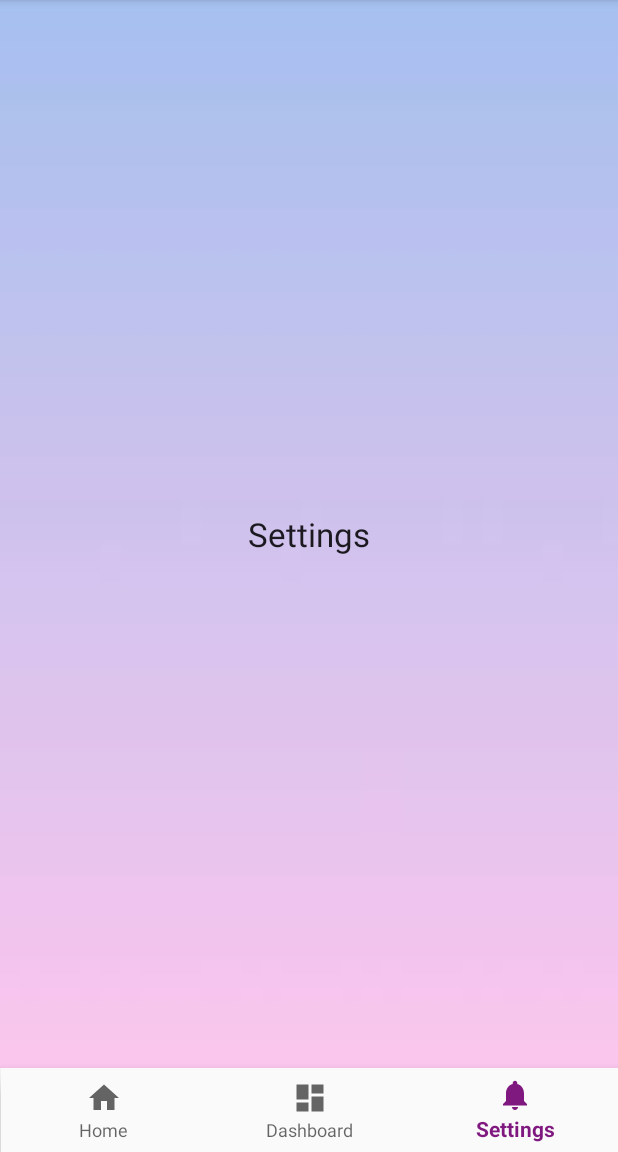
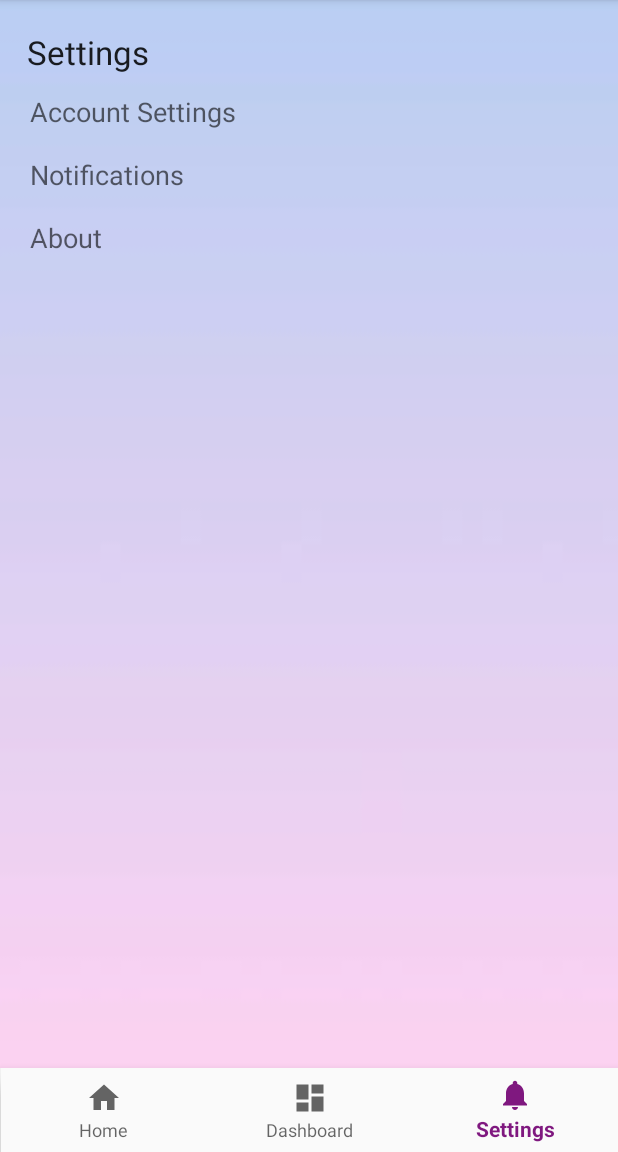
Before and after one commit to rkayastha98/MyForethought, an Android app: the fragment DashboardFragment placed in its activity, item 3 of the bottom bar chosen, on a phone screen of 412 x 824 dp, the part 84-1236 px from its top. Run offline under Robolectric (Android 15) with nearby library versions, the light colour scheme and no system bars.

```diff
--- a/app/build.gradle
+++ b/app/build.gradle
@@ -42,6 +42,8 @@ dependencies {
     implementation 'com.google.firebase:firebase-database:17.0.0'
     implementation 'com.google.firebase:firebase-config:17.0.0'
     implementation 'androidx.cardview:cardview:1.0.0'
+    implementation 'androidx.legacy:legacy-support-v4:1.0.0'
+    implementation 'androidx.recyclerview:recyclerview:1.0.0'
 }
 
 apply plugin: 'com.google.gms.google-services'
--- a/app/src/main/java/com/example/myforethought/ui/login/dashboard/DashboardFragment.java
+++ b/app/src/main/java/com/example/myforethought/ui/login/dashboard/DashboardFragment.java
@@ -155,7 +155,7 @@ public class DashboardFragment extends Fragment {
 
 // Replace whatever is in the fragment_container view with this fragment,
 // and add the transaction to the back stack
-        transaction.replace(R.id.dashboard_container, newFragment);
+        transaction.replace(R.id.fragment_container, newFragment);
         transaction.addToBackStack(null);
 
 // Commit the transaction
--- a/app/src/main/res/layout/fragment_dashboard_calendar.xml
+++ b/app/src/main/res/layout/fragment_dashboard_calendar.xml
@@ -12,7 +12,7 @@
         android:layout_alignParentTop="true"
         android:layout_alignParentEnd="true"
         android:layout_marginStart="8dp"
-        android:layout_marginTop="42dp"
+        android:layout_marginTop="8dp"
         android:layout_marginEnd="9dp"
         android:background="#5BEEEDED"
         android:backgroundTint="#FFFDFD"
--- a/app/src/main/res/layout/fragment_settings.xml
+++ b/app/src/main/res/layout/fragment_settings.xml
@@ -4,12 +4,55 @@
 
     android:background="@drawable/gradient_background">
 
-    <TextView
-        android:layout_width="wrap_content"
-        android:layout_height="wrap_content"
-        android:layout_centerHorizontal="true"
-        android:layout_centerVertical="true"
-        android:text="Settings"
-        android:textAppearance="@style/Base.TextAppearance.AppCompat.Large" />
+    <ScrollView
+        android:layout_width="match_parent"
+        android:layout_height="593dp"
+        android:layout_alignParentStart="true"
+        android:layout_alignParentTop="true"
+        android:layout_alignParentEnd="true"
+        android:layout_alignParentBottom="true"
+        android:layout_marginStart="0dp"
+        android:layout_marginEnd="0dp"
+        android:layout_marginBottom="0dp"
+        android:background="#37FFFFFF">
+
+        <LinearLayout
+            android:layout_width="match_parent"
+            android:layout_height="wrap_content"
+            android:orientation="vertical">
+
+            <TextView
+                android:layout_width="374dp"
+                android:layout_height="42dp"
+                android:layout_marginStart="18dp"
+                android:layout_marginTop="20dp"
+                android:text="Settings"
+                android:textAppearance="@style/TextAppearance.AppCompat.Large" />
+
+            <TextView
+                android:id="@+id/accSettings"
+                android:layout_width="match_parent"
+                android:layout_height="42dp"
+                android:paddingStart="20dp"
+                android:text="Account Settings"
+                android:textAppearance="@style/TextAppearance.AppCompat.Medium" />
+
+            <TextView
+                android:id="@+id/notifs"
+                android:layout_width="match_parent"
+                android:layout_height="42dp"
+                android:paddingStart="20dp"
+                android:text="Notifications"
+                android:textAppearance="@style/TextAppearance.AppCompat.Medium" />
+
+            <TextView
+                android:id="@+id/about"
+                android:layout_width="match_parent"
+                android:layout_height="42dp"
+                android:paddingStart="20dp"
+                android:text="About"
+                android:textAppearance="@style/TextAppearance.AppCompat.Medium" />
+        </LinearLayout>
+    </ScrollView>
 
 </RelativeLayout>
```
Also changed, not shown: app/src/main/AndroidManifest.xml (+0 -8 lines), app/src/main/java/com/example/myforethought/ui/login/dashboard/SettingsActivity.java (deleted, +0 -33 lines), app/src/main/res/layout/fragment_dashboard_travel.xml (+17 -0 lines), app/src/main/res/layout/fragment_home.xml (+1 -7 lines), app/src/main/res/layout/settings_activity.xml (deleted, +0 -9 lines).
